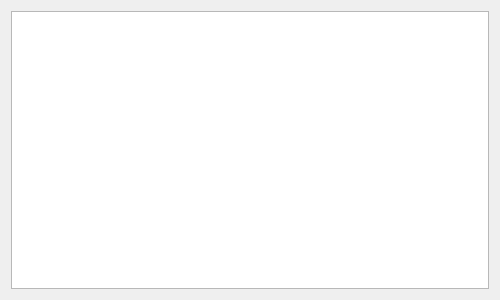
Before: the Qt Designer form src/ui/ui-files/MetaDataInfo.ui in XROMMPackages/xmalab, drawn with Qt 5.
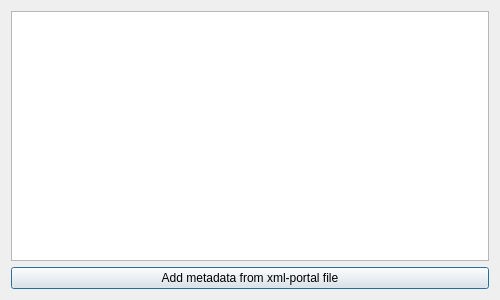
After: the same form once the commit is applied. Icons and pictures are not drawn.

Commit message: fixes #120: XML data can be imported from the MetaDataInfo dialog

Diff of the .ui file:
```diff
--- a/src/ui/ui-files/MetaDataInfo.ui
+++ b/src/ui/ui-files/MetaDataInfo.ui
@@ -64,6 +64,13 @@
      </column>
     </widget>
    </item>
+   <item row="1" column="0">
+    <widget class="QPushButton" name="pushButtonAdd">
+     <property name="text">
+      <string>Add metadata from xml-portal file</string>
+     </property>
+    </widget>
+   </item>
   </layout>
  </widget>
  <resources>
```
The commit also changes 5 other files.
